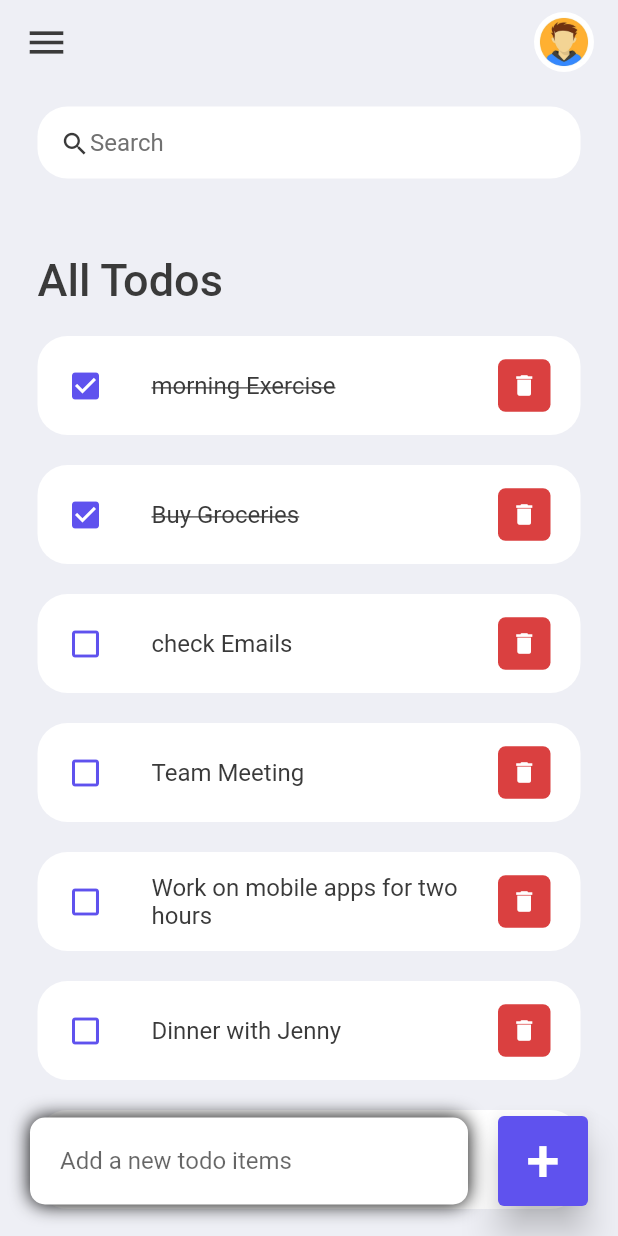
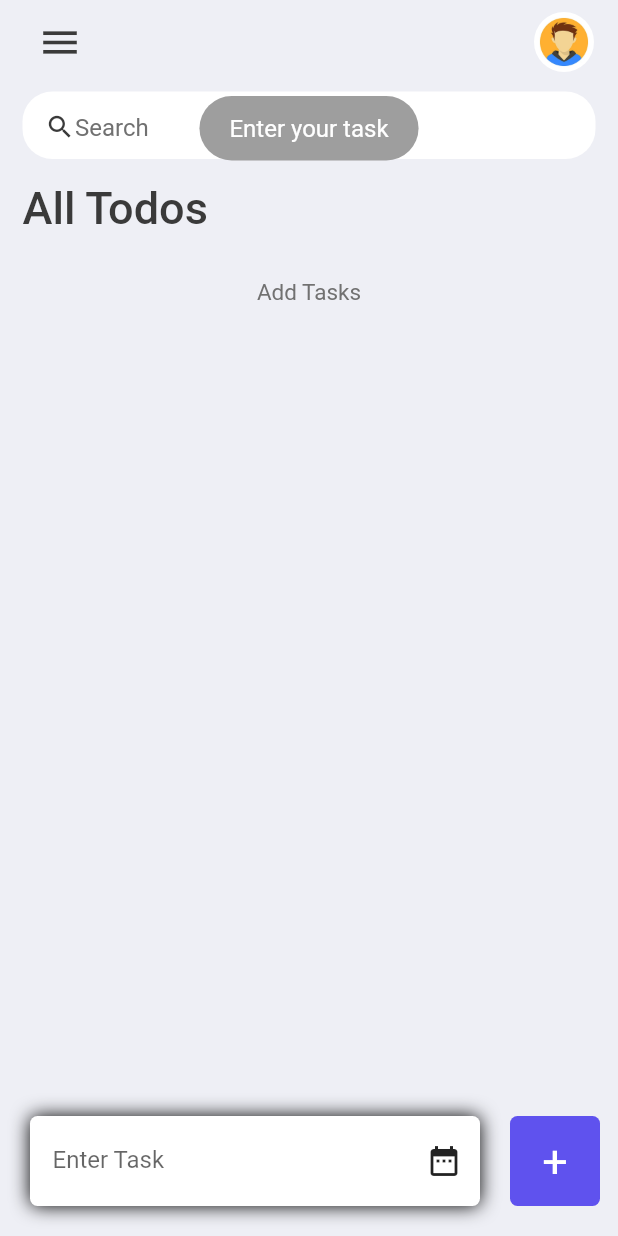
Before and after one commit to SankalpGithub/todoapp, a Flutter app: the screen it shows after launch, after a tap on an icon or button, on a phone screen of 412 x 824 dp. Run offline on Flutter 3.47's test engine with Material 2 defaults, Android fonts, the phone set to English and light mode, and no system bars; our stand-ins replace fluttertoast, shared_preferences.

Commit message:
date-time update toast

```diff
--- a/lib/home.dart
+++ b/lib/home.dart
@@ -1,24 +1,28 @@
 import 'package:chat_app/model/todo.dart';
 import 'package:flutter/material.dart';
 import 'colors.dart';
+import 'package:intl/intl.dart';
 import 'package:chat_app/widgets/todo_items.dart';
+import 'package:fluttertoast/fluttertoast.dart';
+import 'package:shared_preferences/shared_preferences.dart';
 
 class Home extends StatefulWidget {
-    Home({Key? key}):super(key: key);
-
+  Home({Key? key}) : super(key: key);
   @override
   State<Home> createState() => _HomeState();
 }
+
 class _HomeState extends State<Home> {
   final todolist = ToDo.todolist();
   List<ToDo> foundtodo = [];
   final todocontroller = TextEditingController();
-
+  late DateTime time;
+  late String date;
+  String deadline = "";
 
   @override
   void initState() {
     foundtodo = todolist;
-    super.initState();
   }
 
   @override
@@ -26,98 +30,156 @@ class _HomeState extends State<Home> {
     return Scaffold(
       backgroundColor: my_bg,
       appBar: buildAppBar(),
-      body:Stack(
+      body: Column(
         children: [
+          //search box
           Container(
-            padding: EdgeInsets.symmetric(horizontal: 25,vertical: 15),
-            child: Column(
-              children: [
-                searchbox(),
-                Expanded(
-                  child: ListView(
-                    children: [
+            width: 450,
+            height: 50,
+            padding: EdgeInsets.only(top: 5, right: 15, left: 15),
+            color: my_bg,
+            child: searchbox(),
+          ),
+          //todo text
           Container(
-                        margin: EdgeInsets.only(
-                          top: 50,
-                          bottom: 20,
-                        ),
+            margin: EdgeInsets.only(bottom: 15),
+            padding: EdgeInsets.symmetric(horizontal: 15, vertical: 15),
+            color: my_bg,
+            width: 450,
             child: Text(
               "All Todos",
               style: TextStyle(
-                            fontSize:30,
+                fontSize: 30,
                 color: my_black,
                 fontWeight: FontWeight.w500,
-                          ),),
               ),
-                      for(ToDo todo in foundtodo)
+            ),
+          ),
+          //if empty
+          if (todolist.isEmpty)
+            Container(
+              child: Text(
+                'Add Tasks',
+                style: TextStyle(
+                  fontSize: 15,
+                  color: my_grey,
+                ),
+              ),
+            ),
+          Container(
+            child: Expanded(
+                child: Container(
+                  margin: EdgeInsets.symmetric(horizontal: 15),
+                  height: 500,
+                  child: ListView(
+                    children: [
+                      for (ToDo todo in foundtodo.reversed)
                         todoitem(
                           todo: todo,
                           onTodochange: handleTodoChange,
-                        onDeleteItem: deleteToDoItems,),
+                          onDeleteItem: deleteToDoItems,
+                        ),
                     ],
                   ),
+                )),
+          ),
+          //input
+          Row(
+            children: [
+              Container(
+                height: 60,
+                width: 300,
+                padding: EdgeInsets.only(left: 15),
+                margin: EdgeInsets.only(right: 20, left: 20, bottom: 20),
+                decoration: BoxDecoration(
+                    color: Colors.white,
+                    borderRadius: BorderRadius.circular(5),
+                    boxShadow: [
+                      BoxShadow(
+                        color: Colors.black,
+                        blurRadius: 10,
+                      )
+                    ]),
+                child: Center(
+                  child: Row(
+                    children: [
+                      Container(
+                        height: 50,
+                        width: 237,
+                        child: TextField(
+                          decoration: InputDecoration(
+                              hintText: "Enter Task", border: InputBorder.none),
+                          controller: todocontroller,
+                        ),
+                      ),
+                      IconButton(
+                          onPressed: () async {
+                            DateTime? datepicker = await showDatePicker(
+                                context: context,
+                                initialDate: DateTime.now(),
+                                firstDate: DateTime.now(),
+                                lastDate: DateTime(2023 + 100));
+
+                            deadline = DateFormat.yMMMd()
+                                .format(datepicker!)
+                                .toString();
+                          },
+                          icon: Icon(Icons.date_range))
+                    ],
+                  ),
+                ),
+              ),
+              Container(
+                height: 60,
+                width: 60,
+                margin: EdgeInsets.only(bottom: 20),
+                decoration: BoxDecoration(
+                    color: my_blue, borderRadius: BorderRadius.circular(5)),
+                child: TextButton(
+                  child: Text(
+                    "+",
+                    style: TextStyle(
+                      color: Colors.white,
+                      fontSize: 30,
+                      fontWeight: FontWeight.w400,
+                    ),
+                  ),
+                  onPressed: () {
+                    if (todocontroller.text.isEmpty) {
+                      Fluttertoast.showToast(
+                          msg: "Enter your task",
+                          toastLength: Toast.LENGTH_SHORT,
+                          gravity: ToastGravity.TOP,
+                          timeInSecForIosWeb: 1,
+                          backgroundColor: Colors.grey,
+                          textColor: Colors.white,
+                          fontSize: 16.0
+                      );
+                    }else {
+                      print(todolist);
+                      time = DateTime.now();
+                      date = DateFormat('jm').format(time);
+                      addItems(todocontroller.text.toString());
+                    }
+
+                  },
+                ),
+              ),
+            ],
           )
         ],
       ),
-          ),
-          Align(
-            alignment: Alignment.bottomCenter,
-            child: Row(
-              children: [
-                Expanded(child: Container(
-                  margin: EdgeInsets.only(
-                    bottom: 20,
-                    right: 20,
-                    left: 20
-                  ),
-                  padding: EdgeInsets.symmetric(horizontal: 20,vertical: 5),
-                  decoration: BoxDecoration(
-                    color: Colors.white,
-                    boxShadow:const [BoxShadow(
-                      offset: Offset(0.0,0.0),
-                      blurRadius:10.0,
-                      spreadRadius:0.0,)],
-                    borderRadius: BorderRadius.circular(10),
-                  ),
-                  child: TextField(
-                    controller: todocontroller,
-                    decoration: InputDecoration(
-                      hintText: 'Add a new todo items',
-                      border: InputBorder.none
-                    ),
-                  ),
-                )),
-                Container(
-                  margin: EdgeInsets.only(
-                    bottom: 20,
-                    right: 20,
-                  ),
-                  child: ElevatedButton(
-                    child: Text('+',style: TextStyle(fontSize: 40),),
-                    onPressed: (){
-                      addItems(todocontroller.text);
-                    },
-                    style: ElevatedButton.styleFrom(
-                      backgroundColor: my_blue,
-                      minimumSize: Size(60, 60),
-                      elevation: 10,
-                    ),
-                  ),
-                )
-              ],
-            ),
-          )
-        ],
-      )
     );
   }
-  void runFilter(String keywords){
+
+  void runFilter(String keywords) {
     List<ToDo> result = [];
-    if (keywords.isEmpty){
+    if (keywords.isEmpty) {
       result = todolist;
-    }else{
-      result = todolist.where((item) => item.todotext!
-        .toLowerCase().contains(keywords.toLowerCase()))
+    } else {
+      result = todolist
+          .where((item) =>
+          item.todotext!.toLowerCase().contains(keywords.toLowerCase()))
           .toList();
     }
     setState(() {
@@ -126,19 +188,32 @@ class _HomeState extends State<Home> {
   }
 
   void addItems(String todo){
+    if(deadline == ""){
+      deadline = "no deadline";
+    }
+
     setState(() {
-    todolist.add(ToDo(id: DateTime.now().millisecondsSinceEpoch.toString(), todotext: todo));
+      todolist.add(ToDo(
+          id: DateTime
+              .now()
+              .millisecondsSinceEpoch
+              .toString(),
+          todotext: todo,
+          date: date,
+          deadline: deadline));
+
     });
     todocontroller.clear();
+    deadline = "";
   }
 
-void deleteToDoItems(String id){
+  void deleteToDoItems(String id) {
     setState(() {
       todolist.removeWhere((item) => item.id == id);
     });
   }
 
-  void handleTodoChange(ToDo todo){
+  void handleTodoChange(ToDo todo) {
     setState(() {
       todo.isDone = !todo.isDone;
     });
@@ -148,43 +223,45 @@ void deleteToDoItems(String id){
     return Container(
       padding: EdgeInsets.symmetric(horizontal: 15),
       decoration: BoxDecoration(
-              color: Colors.white,
-              borderRadius: BorderRadius.circular(20)
-            ),
+          color: Colors.white, borderRadius: BorderRadius.circular(20)),
       child: TextField(
         onChanged: (value) => runFilter(value),
         decoration: InputDecoration(
             contentPadding: EdgeInsets.all(0),
-                prefixIcon: Icon(Icons.search,
+            prefixIcon: Icon(
+              Icons.search,
               color: my_black,
-                size: 20,),
-                prefixIconConstraints: BoxConstraints(
-                  maxHeight: 18,
-                  maxWidth: 25
+              size: 20,
             ),
+            prefixIconConstraints: BoxConstraints(maxHeight: 18, maxWidth: 25),
             border: InputBorder.none,
             hintText: 'Search',
-                hintStyle: TextStyle(color: my_grey)
-              ),
+            hintStyle: TextStyle(color: my_grey)),
       ),
     );
   }
 
   AppBar buildAppBar() {
+
     return AppBar(
-      backgroundColor:  my_bg,
+      backgroundColor: my_bg,
       elevation: 0,
       title: Row(
         mainAxisAlignment: MainAxisAlignment.spaceBetween,
         children: [
-          Icon(Icons.menu,color: my_black,size: 30,),
+          IconButton(
+              onPressed: () {},
+              icon: Icon(Icons.menu,
+                color: my_black,
+                size: 30,)
+          ),
           Container(
               height: 40,
               width: 40,
               child: ClipRRect(
                 borderRadius: BorderRadius.circular(20),
-                child:Image.asset("assets/images/avatar_2.jpg"),)
-          )
+                child: Image.asset("assets/images/avatar_2.jpg"),
+              ))
         ],
       ),
     );
--- a/lib/model/todo.dart
+++ b/lib/model/todo.dart
@@ -1,20 +1,17 @@
 class ToDo{
   String? id;
   String? todotext;
+  String date;
+  String deadline;
   bool isDone;
 
   ToDo({required this.id,
+    required this.date,
+    required this.deadline,
       required this.todotext,
       this.isDone = false});
 
   static List<ToDo> todolist(){
-    return [
-      ToDo(id: '0', todotext: 'morning Exercise', isDone: true),
-      ToDo(id: '1', todotext: 'Buy Groceries', isDone: true),
-      ToDo(id: '2', todotext: 'check Emails'),
-      ToDo(id: '3', todotext: 'Team Meeting'),
-      ToDo(id: '4', todotext: 'Work on mobile apps for two hours'),
-      ToDo(id: '5', todotext: 'Dinner with Jenny'),
-    ];
+    return [];
   }
 }
--- a/lib/widgets/todo_items.dart
+++ b/lib/widgets/todo_items.dart
@@ -1,4 +1,5 @@
 import 'package:chat_app/colors.dart';
+import 'package:chat_app/home.dart';
 import 'package:flutter/material.dart';
 import '../model/todo.dart';
 class todoitem extends StatelessWidget {
@@ -7,10 +8,14 @@ class todoitem extends StatelessWidget {
   final onDeleteItem;
   const todoitem({Key? key,required this.todo,required this.onTodochange,required this.onDeleteItem}) : super(key: key);
 
+
   @override
   Widget build(BuildContext context) {
-    return Container(
+    return
+      Container(
       margin: EdgeInsets.only(bottom: 20),
+      child: Container(
+        height: 80,
         child: ListTile(
         onTap: (){
           onTodochange(todo);
@@ -28,9 +33,15 @@ class todoitem extends StatelessWidget {
               color: my_black,
               decoration:todo.isDone? TextDecoration.lineThrough:null,
             ),),
-          trailing: Container(
-          height: 35,
-            width: 35,
+          subtitle: Text(
+            todo.deadline
+          ),
+            trailing: Column(
+              children: [
+                Container(
+                  margin:EdgeInsets.symmetric(vertical: 5),
+                height: 30,
+                  width: 30,
                   decoration: BoxDecoration(
                     color:my_red,
                     borderRadius:BorderRadius.circular(5)
@@ -44,6 +55,15 @@ class todoitem extends StatelessWidget {
                   },
                   ),
         ),
+                Container(
+                  margin: EdgeInsets.only(top: 2),
+                  child: Text(
+                    todo.date.toString(),style: TextStyle(fontSize: 12,color:Colors.grey),
+                  ),
+                ),
+              ],
+            ),
+        ),
       ),
     );
   }
--- a/pubspec.yaml
+++ b/pubspec.yaml
@@ -32,6 +32,7 @@ dependencies:
     sdk: flutter
 
 
+
   # The following adds the Cupertino Icons font to your application.
   # Use with the CupertinoIcons class for iOS style icons.
   cupertino_icons: ^1.0.2
@@ -46,6 +47,9 @@ dev_dependencies:
   # package. See that file for information about deactivating specific lint
   # rules and activating additional ones.
   flutter_lints: ^2.0.0
+  fluttertoast: ^8.2.2
+  shared_preferences: ^2.2.0
+  intl: ^0.18.1
 
 # For information on the generic Dart part of this file, see the
 # following page: https://dart.dev/tools/pub/pubspec
```
Also changed, not shown: pubspec.lock, 3 other files. Lines whose indentation alone changed are shown as unchanged.
